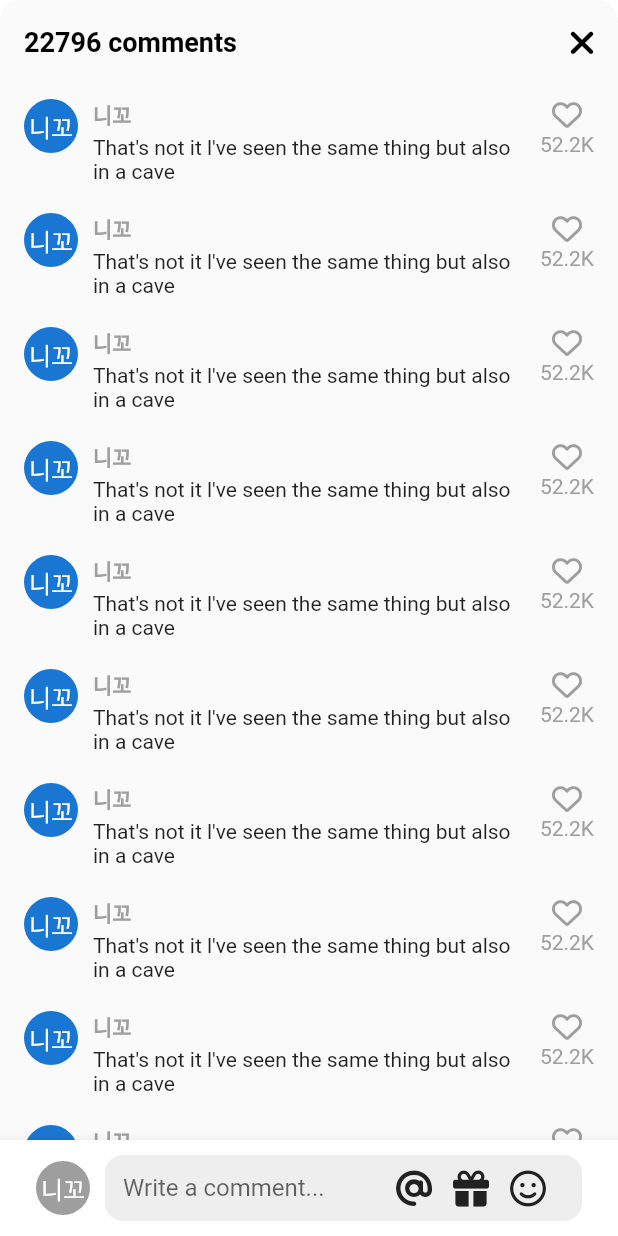
After one commit to Seungnyeong/flutter-tiktok, a Flutter app: the VideoComments screen opened directly, on a phone screen of 412 x 824 dp. The commit adds this screen. Run offline on Flutter 3.47's test engine with Material 3 defaults, Android fonts, the phone set to English and light mode, and no system bars; our stand-ins replace font_awesome_flutter, video_player, visibility_detector; network calls fail.

Commit message:
Comment Bottom Bar

```diff
--- a/lib/features/main_navigation/main_navigation_screen.dart
+++ b/lib/features/main_navigation/main_navigation_screen.dart
@@ -71,6 +71,7 @@ class _MainNavigationScreenState extends State<MainNavigationScreen> {
   @override
   Widget build(BuildContext context) {
     return Scaffold(
+      resizeToAvoidBottomInset: false,
       backgroundColor: _selectedIndex == 0 ? Colors.black : Colors.white,
       body: Stack(
         children: [
--- /dev/null
+++ b/lib/features/videos/widgets/video_comments.dart
@@ -0,0 +1,205 @@
+import 'package:flutter/cupertino.dart';
+import 'package:flutter/material.dart';
+import 'package:flutter/widgets.dart';
+import 'package:font_awesome_flutter/font_awesome_flutter.dart';
+import 'package:tiktok_clone/constants/gaps.dart';
+import 'package:tiktok_clone/constants/sizes.dart';
+
+class VideoComments extends StatefulWidget {
+  const VideoComments({super.key});
+
+  @override
+  State<VideoComments> createState() => _VideoCommentsState();
+}
+
+class _VideoCommentsState extends State<VideoComments> {
+  bool _isWriting = false;
+  final ScrollController _scrollController = ScrollController();
+  void _onClosePressed() {
+    Navigator.of(context).pop();
+  }
+
+  void _onStartWriting() {
+    setState(() {
+      _isWriting = true;
+    });
+  }
+
+  void _stopWritting() {
+    FocusScope.of(context).unfocus();
+    setState(() {
+      _isWriting = false;
+    });
+  }
+
+  @override
+  Widget build(BuildContext context) {
+    final size = MediaQuery.of(context).size;
+    return Container(
+      height: size.height * 0.7,
+      clipBehavior: Clip.hardEdge,
+      decoration:
+          BoxDecoration(borderRadius: BorderRadius.circular(Sizes.size14)),
+      child: Scaffold(
+        backgroundColor: Colors.grey.shade50,
+        appBar: AppBar(
+          backgroundColor: Colors.grey.shade50,
+          title: const Text("22796 comments"),
+          automaticallyImplyLeading: false,
+          actions: [
+            IconButton(
+                onPressed: _onClosePressed,
+                icon: const FaIcon(
+                  FontAwesomeIcons.xmark,
+                ))
+          ],
+        ),
+        body: GestureDetector(
+          onTap: _stopWritting,
+          child: Stack(
+            children: [
+              Scrollbar(
+                controller: _scrollController,
+                child: ListView.separated(
+                  controller: _scrollController,
+                  padding: const EdgeInsets.only(
+                    top: Sizes.size10,
+                    left: Sizes.size16,
+                    right: Sizes.size16,
+                    bottom: Sizes.size96 + Sizes.size20,
+                  ),
+                  itemCount: 10,
+                  separatorBuilder: (context, index) => Gaps.v20,
+                  itemBuilder: (context, index) => Row(
+                    crossAxisAlignment: CrossAxisAlignment.start,
+                    children: [
+                      const CircleAvatar(
+                        radius: 18,
+                        child: Text("니꼬"),
+                      ),
+                      Gaps.h10,
+                      Expanded(
+                          child: Column(
+                        crossAxisAlignment: CrossAxisAlignment.start,
+                        children: [
+                          Text(
+                            '니꼬',
+                            style: TextStyle(
+                              fontWeight: FontWeight.bold,
+                              fontSize: Sizes.size14,
+                              color: Colors.grey.shade500,
+                            ),
+                          ),
+                          Gaps.v3,
+                          const Text(
+                              "That's not it l've seen the same thing but also in a cave")
+                        ],
+                      )),
+                      Gaps.h10,
+                      Column(
+                        children: [
+                          FaIcon(
+                            FontAwesomeIcons.heart,
+                            size: Sizes.size20,
+                            color: Colors.grey.shade500,
+                          ),
+                          Gaps.v2,
+                          Text(
+                            '52.2K',
+                            style: TextStyle(
+                              color: Colors.grey.shade500,
+                            ),
+                          ),
+                        ],
+                      )
+                    ],
+                  ),
+                ),
+              ),
+              Positioned(
+                bottom: 0,
+                width: size.width,
+                child: BottomAppBar(
+                  color: Colors.white,
+                  padding: const EdgeInsets.symmetric(
+                      horizontal: Sizes.size24, vertical: Sizes.size10),
+                  child: Row(
+                    children: [
+                      CircleAvatar(
+                        radius: 18,
+                        backgroundColor: Colors.grey.shade500,
+                        foregroundColor: Colors.white,
+                        child: const Text('니꼬'),
+                      ),
+                      Gaps.h10,
+                      Expanded(
+                        child: SizedBox(
+                          height: Sizes.size44,
+                          child: TextField(
+                            onTap: _onStartWriting,
+                            expands: true,
+                            minLines: null,
+                            maxLines: null,
+                            textInputAction: TextInputAction.newline,
+                            cursorColor: Theme.of(context).primaryColor,
+                            decoration: InputDecoration(
+                              hintText: "Write a comment...",
+                              border: OutlineInputBorder(
+                                borderRadius: BorderRadius.circular(
+                                  Sizes.size12,
+                                ),
+                                borderSide: BorderSide.none,
+                              ),
+                              fillColor: Colors.grey.shade200,
+                              filled: true,
+                              contentPadding: const EdgeInsets.symmetric(
+                                horizontal: Sizes.size12,
+                              ),
+                              suffixIcon: Padding(
+                                padding: const EdgeInsets.only(
+                                  right: Sizes.size10,
+                                ),
+                                child: Row(
+                                  mainAxisSize: MainAxisSize.min,
+                                  children: [
+                                    FaIcon(
+                                      FontAwesomeIcons.at,
+                                      color: Colors.grey.shade900,
+                                    ),
+                                    Gaps.h14,
+                                    FaIcon(
+                                      FontAwesomeIcons.gift,
+                                      color: Colors.grey.shade900,
+                                    ),
+                                    Gaps.h14,
+                                    FaIcon(
+                                      FontAwesomeIcons.faceSmile,
+                                      color: Colors.grey.shade900,
+                                    ),
+                                    Gaps.h14,
+                                    if (_isWriting)
+                                      GestureDetector(
+                                        onTap: _stopWritting,
+                                        child: FaIcon(
+                                          FontAwesomeIcons.circleArrowUp,
+                                          color: Theme.of(context).primaryColor,
+                                        ),
+                                      ),
+                                  ],
+                                ),
+                              ),
+                            ),
+                          ),
+                        ),
+                      ),
+                    ],
+                  ),
+                ),
+              )
+            ],
+          ),
+        ),
+      ),
+    );
+  }
+}
--- a/lib/features/videos/widgets/video_post.dart
+++ b/lib/features/videos/widgets/video_post.dart
@@ -1,9 +1,11 @@
+import 'package:flutter/cupertino.dart';
 import 'package:flutter/material.dart';
 import 'package:flutter/widgets.dart';
 import 'package:font_awesome_flutter/font_awesome_flutter.dart';
 import 'package:tiktok_clone/constants/gaps.dart';
 import 'package:tiktok_clone/constants/sizes.dart';
 import 'package:tiktok_clone/features/videos/widgets/video_button.dart';
+import 'package:tiktok_clone/features/videos/widgets/video_comments.dart';
 import 'package:video_player/video_player.dart';
 import 'package:visibility_detector/visibility_detector.dart';
 
@@ -66,7 +68,9 @@ class _VideoPostState extends State<VideoPost>
   }
 
   void _onVisibilityChanged(VisibilityInfo info) {
-    if (info.visibleFraction == 1 && !_videoPlayerController.value.isPlaying) {
+    if (info.visibleFraction == 1 &&
+        !_isPaused &&
+        !_videoPlayerController.value.isPlaying) {
       _videoPlayerController.play();
     }
   }
@@ -83,6 +87,21 @@ class _VideoPostState extends State<VideoPost>
     setState(() {
       _isPaused = !_isPaused;
     });
+  }
+
+  void _onCommentsTap(BuildContext context) async {
+    if (_videoPlayerController.value.isPlaying) {
+      _onTogglePause();
+    }
+
+    await showModalBottomSheet(
+      isScrollControlled: true,
+      context: context,
+      backgroundColor: Colors.transparent,
+      builder: (context) => const VideoComments(),
+    );
+
+    _onTogglePause();
   }
 
   @override
@@ -151,12 +170,12 @@ class _VideoPostState extends State<VideoPost>
                   ),
                 ],
               )),
-          const Positioned(
+          Positioned(
             bottom: 20,
             right: 10,
             child: Column(
               children: [
-                CircleAvatar(
+                const CircleAvatar(
                   radius: 25,
                   backgroundColor: Colors.black,
                   foregroundColor: Colors.white,
@@ -165,11 +184,15 @@ class _VideoPostState extends State<VideoPost>
                   child: Text("니꼬"),
                 ),
                 Gaps.v24,
-                VideoButton(icon: FontAwesomeIcons.solidHeart, text: "2.9M"),
+                const VideoButton(
+                    icon: FontAwesomeIcons.solidHeart, text: "2.9M"),
                 Gaps.v24,
-                VideoButton(icon: FontAwesomeIcons.solidComment, text: "33K"),
+                GestureDetector(
+                    onTap: () => _onCommentsTap(context),
+                    child: const VideoButton(
+                        icon: FontAwesomeIcons.solidComment, text: "33K")),
                 Gaps.v24,
-                VideoButton(icon: FontAwesomeIcons.share, text: "Share")
+                const VideoButton(icon: FontAwesomeIcons.share, text: "Share")
               ],
             ),
           ),
```
